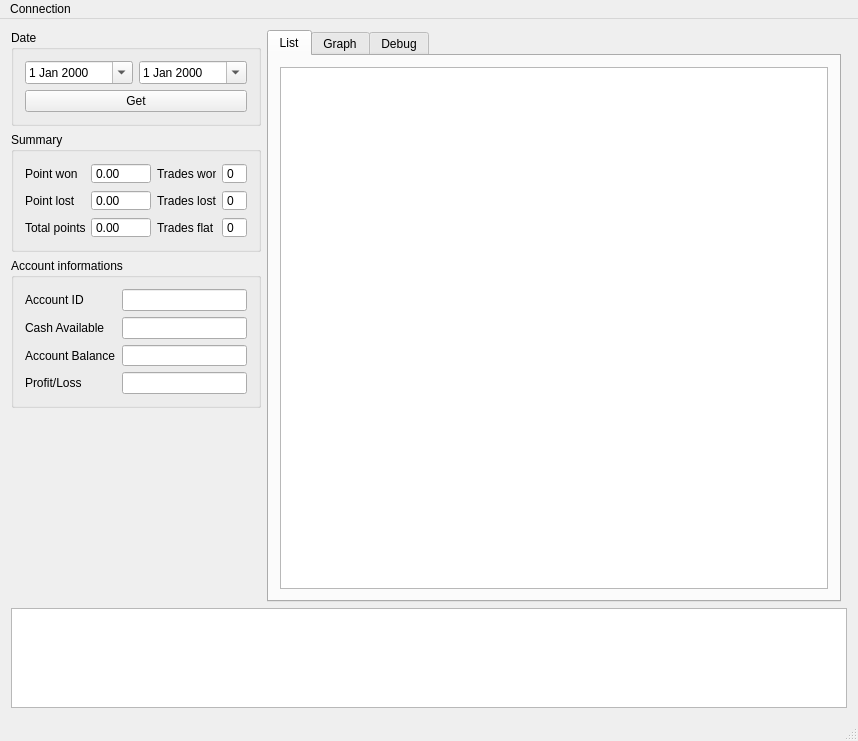
Old version of the form qtrading.ui in the repository ooznerol/YATT.
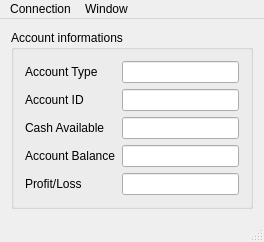
New version of the form.

Patch:
```diff
--- a/qtrading.ui
+++ b/qtrading.ui
@@ -6,309 +6,97 @@
    <rect>
     <x>0</x>
     <y>0</y>
-    <width>858</width>
-    <height>741</height>
+    <width>264</width>
+    <height>216</height>
    </rect>
   </property>
   <property name="windowTitle">
    <string>Qtrading</string>
   </property>
   <widget class="QWidget" name="centralWidget">
-   <layout class="QGridLayout" name="gridLayout">
-    <item row="0" column="0">
-     <widget class="QGroupBox" name="groupBox">
-      <property name="title">
-       <string>Date</string>
-      </property>
-      <layout class="QGridLayout" name="gridLayout_4">
-       <item row="0" column="0">
-        <widget class="QDateEdit" name="dateEdit_StartDate">
-         <property name="calendarPopup">
-          <bool>true</bool>
-         </property>
-        </widget>
-       </item>
-       <item row="0" column="1">
-        <widget class="QDateEdit" name="dateEdit_EndDate">
-         <property name="calendarPopup">
-          <bool>true</bool>
-         </property>
-        </widget>
-       </item>
-       <item row="1" column="0" colspan="2">
-        <widget class="QPushButton" name="pushButton_Get">
-         <property name="text">
-          <string>Get</string>
-         </property>
-        </widget>
-       </item>
-      </layout>
-     </widget>
-    </item>
-    <item row="1" column="0">
-     <widget class="QGroupBox" name="groupBox_Summary">
-      <property name="maximumSize">
-       <size>
-        <width>250</width>
-        <height>120</height>
-       </size>
-      </property>
-      <property name="title">
-       <string>Summary</string>
-      </property>
-      <layout class="QGridLayout" name="gridLayout_3">
-       <item row="2" column="0">
-        <widget class="QLabel" name="label_10">
-         <property name="text">
-          <string>Total points</string>
-         </property>
-        </widget>
-       </item>
-       <item row="1" column="3">
-        <widget class="QSpinBox" name="spinBox_TradesLost">
-         <property name="readOnly">
-          <bool>true</bool>
-         </property>
-         <property name="buttonSymbols">
-          <enum>QAbstractSpinBox::NoButtons</enum>
-         </property>
-        </widget>
-       </item>
-       <item row="2" column="3">
-        <widget class="QSpinBox" name="spinBox_TradesFlat">
-         <property name="readOnly">
-          <bool>true</bool>
-         </property>
-         <property name="buttonSymbols">
-          <enum>QAbstractSpinBox::NoButtons</enum>
-         </property>
-        </widget>
-       </item>
-       <item row="0" column="3">
-        <widget class="QSpinBox" name="spinBox_TradesWon">
-         <property name="readOnly">
-          <bool>true</bool>
-         </property>
-         <property name="buttonSymbols">
-          <enum>QAbstractSpinBox::NoButtons</enum>
-         </property>
-        </widget>
-       </item>
-       <item row="0" column="0">
-        <widget class="QLabel" name="label_8">
-         <property name="text">
-          <string>Point won</string>
-         </property>
-        </widget>
-       </item>
-       <item row="1" column="0">
-        <widget class="QLabel" name="label_9">
-         <property name="text">
-          <string>Point lost</string>
-         </property>
-        </widget>
-       </item>
-       <item row="0" column="2">
-        <widget class="QLabel" name="label_11">
-         <property name="text">
-          <string>Trades won</string>
-         </property>
-        </widget>
-       </item>
-       <item row="1" column="2">
-        <widget class="QLabel" name="label_12">
-         <property name="text">
-          <string>Trades lost</string>
-         </property>
-        </widget>
-       </item>
-       <item row="2" column="2">
-        <widget class="QLabel" name="label_13">
-         <property name="text">
-          <string>Trades flat</string>
-         </property>
-        </widget>
-       </item>
-       <item row="0" column="1">
-        <widget class="QDoubleSpinBox" name="doubleSpinBox_PointsWon">
-         <property name="readOnly">
-          <bool>true</bool>
-         </property>
-         <property name="buttonSymbols">
-          <enum>QAbstractSpinBox::NoButtons</enum>
-         </property>
-         <property name="maximum">
-          <double>10000.000000000000000</double>
-         </property>
-        </widget>
-       </item>
-       <item row="1" column="1">
-        <widget class="QDoubleSpinBox" name="doubleSpinBox_PointsLost">
-         <property name="readOnly">
-          <bool>true</bool>
-         </property>
-         <property name="buttonSymbols">
-          <enum>QAbstractSpinBox::NoButtons</enum>
-         </property>
-         <property name="minimum">
-          <double>-10000.000000000000000</double>
-         </property>
-         <property name="maximum">
-          <double>10000.000000000000000</double>
-         </property>
-        </widget>
-       </item>
-       <item row="2" column="1">
-        <widget class="QDoubleSpinBox" name="doubleSpinBox_PointsTotal">
-         <property name="readOnly">
-          <bool>true</bool>
-         </property>
-         <property name="buttonSymbols">
-          <enum>QAbstractSpinBox::NoButtons</enum>
-         </property>
-         <property name="minimum">
-          <double>-1000000.000000000000000</double>
-         </property>
-         <property name="maximum">
-          <double>1000000.000000000000000</double>
-         </property>
-        </widget>
-       </item>
-      </layout>
-     </widget>
-    </item>
-    <item row="3" column="0">
-     <layout class="QVBoxLayout" name="verticalLayout">
-      <item>
-       <spacer name="verticalSpacer">
-        <property name="orientation">
-         <enum>Qt::Vertical</enum>
-        </property>
-        <property name="sizeHint" stdset="0">
-         <size>
-          <width>20</width>
-          <height>40</height>
-         </size>
-        </property>
-       </spacer>
-      </item>
-     </layout>
-    </item>
-    <item row="5" column="0" colspan="3">
-     <widget class="QPlainTextEdit" name="plainTextEdit">
-      <property name="maximumSize">
-       <size>
-        <width>16777215</width>
-        <height>100</height>
-       </size>
-      </property>
-     </widget>
-    </item>
-    <item row="0" column="1" rowspan="5">
-     <widget class="QTabWidget" name="tabWidget">
-      <property name="currentIndex">
-       <number>0</number>
-      </property>
-      <widget class="QWidget" name="tab_List">
-       <attribute name="title">
-        <string>List</string>
-       </attribute>
-       <layout class="QVBoxLayout" name="verticalLayout_3">
-        <item>
-         <widget class="QTableView" name="tableView"/>
-        </item>
-       </layout>
-      </widget>
-      <widget class="QWidget" name="tab_graph">
-       <attribute name="title">
-        <string>Graph</string>
-       </attribute>
-       <layout class="QVBoxLayout" name="verticalLayout_2">
-        <item>
-         <layout class="QVBoxLayout" name="verticalLayout_chart"/>
-        </item>
-       </layout>
-      </widget>
-      <widget class="QWidget" name="tab_debug">
-       <attribute name="title">
-        <string>Debug</string>
-       </attribute>
-       <layout class="QVBoxLayout" name="verticalLayout_4">
-        <item>
-         <widget class="QTextEdit" name="textEdit"/>
-        </item>
-       </layout>
-      </widget>
-     </widget>
-    </item>
-    <item row="2" column="0">
+   <layout class="QVBoxLayout" name="verticalLayout_2">
+    <item>
      <widget class="QGroupBox" name="groupBox_AccountInfo">
-      <property name="maximumSize">
+      <property name="minimumSize">
        <size>
-        <width>250</width>
-        <height>150</height>
+        <width>0</width>
+        <height>0</height>
        </size>
       </property>
       <property name="title">
        <string>Account informations</string>
       </property>
       <layout class="QGridLayout" name="gridLayout_2">
-       <item row="4" column="1">
-        <widget class="QLineEdit" name="lineEdit_AccountProfitLoss">
-         <property name="readOnly">
-          <bool>true</bool>
-         </property>
-        </widget>
-       </item>
-       <item row="2" column="1">
-        <widget class="QLineEdit" name="lineEdit_AccountCashAvailable">
-         <property name="readOnly">
-          <bool>true</bool>
-         </property>
-        </widget>
-       </item>
-       <item row="3" column="1">
-        <widget class="QLineEdit" name="lineEdit_AccountBalance">
-         <property name="readOnly">
-          <bool>true</bool>
-         </property>
-        </widget>
-       </item>
-       <item row="0" column="1">
-        <widget class="QLineEdit" name="lineEdit_AccountID">
-         <property name="readOnly">
-          <bool>true</bool>
-         </property>
-        </widget>
-       </item>
-       <item row="0" column="0">
+       <item row="1" column="0">
         <widget class="QLabel" name="label_4">
          <property name="text">
           <string>Account ID</string>
          </property>
         </widget>
        </item>
-       <item row="2" column="0">
+       <item row="4" column="1">
+        <widget class="QLineEdit" name="lineEdit_AccountBalance">
+         <property name="readOnly">
+          <bool>true</bool>
+         </property>
+        </widget>
+       </item>
+       <item row="3" column="0">
         <widget class="QLabel" name="label_5">
          <property name="text">
           <string>Cash Available</string>
          </property>
         </widget>
        </item>
-       <item row="3" column="0">
-        <widget class="QLabel" name="label_6">
-         <property name="text">
-          <string>Account Balance</string>
+       <item row="1" column="1">
+        <widget class="QLineEdit" name="lineEdit_AccountID">
+         <property name="readOnly">
+          <bool>true</bool>
          </property>
         </widget>
        </item>
-       <item row="4" column="0">
+       <item row="5" column="1">
+        <widget class="QLineEdit" name="lineEdit_AccountProfitLoss">
+         <property name="readOnly">
+          <bool>true</bool>
+         </property>
+        </widget>
+       </item>
+       <item row="3" column="1">
+        <widget class="QLineEdit" name="lineEdit_AccountCashAvailable">
+         <property name="readOnly">
+          <bool>true</bool>
+         </property>
+        </widget>
+       </item>
+       <item row="5" column="0">
         <widget class="QLabel" name="label_7">
          <property name="text">
           <string>Profit/Loss</string>
          </property>
         </widget>
        </item>
+       <item row="4" column="0">
+        <widget class="QLabel" name="label_6">
+         <property name="text">
+          <string>Account Balance</string>
+         </property>
+        </widget>
+       </item>
+       <item row="0" column="0">
+        <widget class="QLabel" name="label_AccountType">
+         <property name="text">
+          <string>Account Type</string>
+         </property>
+        </widget>
+       </item>
+       <item row="0" column="1">
+        <widget class="QLineEdit" name="lineEdit_AccountType">
+         <property name="readOnly">
+          <bool>true</bool>
+         </property>
+        </widget>
+       </item>
       </layout>
      </widget>
     </item>
@@ -319,7 +107,7 @@
     <rect>
      <x>0</x>
      <y>0</y>
-     <width>858</width>
+     <width>264</width>
      <height>21</height>
     </rect>
    </property>
@@ -328,8 +116,20 @@
      <string>Connection</string>
     </property>
     <addaction name="actionConnect"/>
+    <addaction name="actionConnect_to_REAL"/>
+    <addaction name="actionConnect_to_DEMO"/>
+   </widget>
+   <widget class="QMenu" name="menuWindow">
+    <property name="title">
+     <string>Window</string>
+    </property>
+    <addaction name="actionTrading"/>
+    <addaction name="actionHistory"/>
+    <addaction name="actionLive_Graph"/>
+    <addaction name="actionLog"/>
    </widget>
    <addaction name="menuConnection"/>
+   <addaction name="menuWindow"/>
   </widget>
   <widget class="QStatusBar" name="statusBar"/>
   <action name="actionConnect">
```
Left out of the diff: 50 changed lines with no effect on the pictures.
